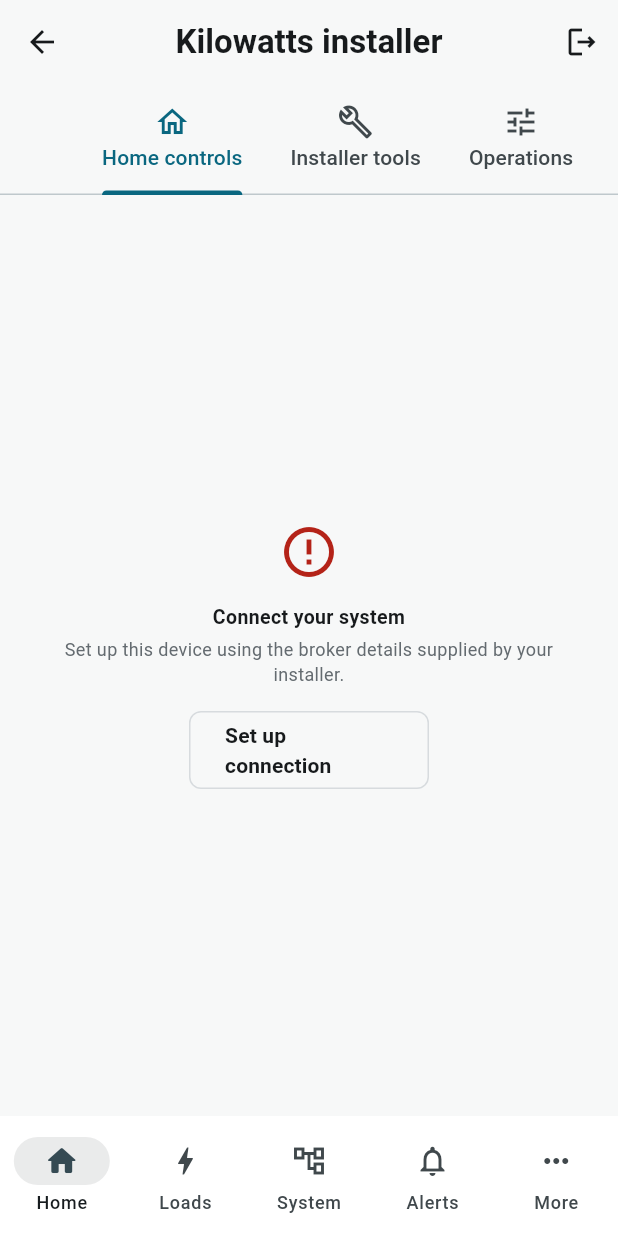
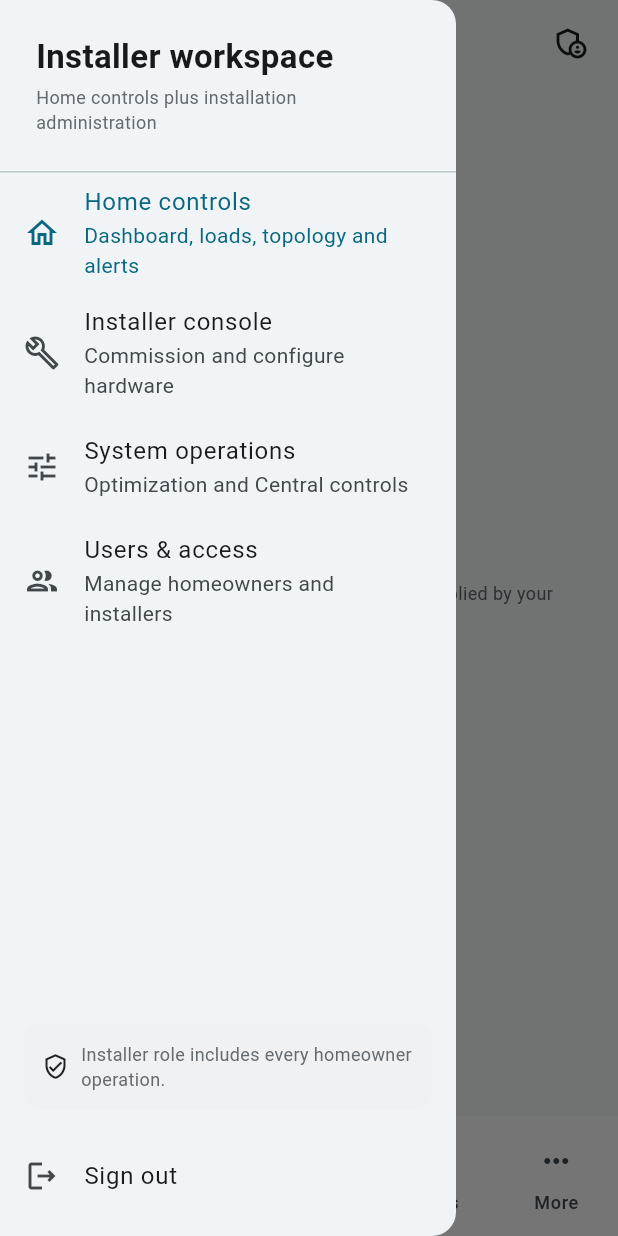
Before and after one commit to SilasChalwe/kilowatts-mobile, a Flutter app: the InstallerRoleShell screen opened directly, with the side drawer open (before the commit the screen has no drawer), on a phone screen of 412 x 824 dp. Run offline on Flutter 3.47's test engine with Material 3 defaults, Android fonts, the phone set to English and light mode, and no system bars; our stand-ins replace cloud_firestore, firebase_auth, firebase_core, flutter_secure_storage, shared_preferences; missing offline and left inert: mqtt_client; accounts and stored records are empty.

Commit message:
Replace nested installer tabs with focused admin navigation

```diff
--- a/lib/features/admin/screens/installer_role_shell.dart
+++ b/lib/features/admin/screens/installer_role_shell.dart
@@ -1,50 +1,171 @@
 import 'package:flutter/material.dart';
 
 import '../../../core/app_state/app_state_scope.dart';
+import '../../../core/theme/app_colors.dart';
+import '../../../core/theme/app_spacing.dart';
+import '../../../core/theme/app_text_styles.dart';
 import '../../shell/screens/main_shell.dart';
 import 'installer_operations_screen.dart';
 import 'installer_portal_screen.dart';
 import 'installer_users_screen.dart';
 
-/// Installer/admin experience is a superset of the homeowner product. The
-/// first tab is the exact homeowner shell; the remaining tabs add hardware
-/// commissioning, Central operations and account administration.
+/// Installer/admin is a superset role, but the homeowner product remains the
+/// primary daily-use surface. Installer work opens as focused full-screen
+/// workspaces instead of nesting tab navigation around the homeowner shell.
 class InstallerRoleShell extends StatelessWidget {
   const InstallerRoleShell({super.key});
 
+  void _open(BuildContext context, Widget screen) {
+    Navigator.of(context).push(MaterialPageRoute(builder: (_) => screen));
+  }
+
   @override
   Widget build(BuildContext context) {
-    return DefaultTabController(
-      length: 4,
-      child: Scaffold(
+    return Scaffold(
       appBar: AppBar(
-          title: const Text('Kilowatts installer'),
+        titleSpacing: AppSpacing.md,
+        title: const Column(
+          crossAxisAlignment: CrossAxisAlignment.start,
+          children: [
+            Text('Kilowatts', style: AppTextStyles.label),
+            Text('Installer access', style: AppTextStyles.caption),
+          ],
+        ),
         actions: [
-            IconButton(
-              tooltip: 'Sign out',
-              onPressed: () => AppStateScope.of(context).signOut(),
-              icon: const Icon(Icons.logout_outlined),
+          PopupMenuButton<_InstallerAction>(
+            tooltip: 'Installer actions',
+            icon: const Icon(Icons.admin_panel_settings_outlined),
+            onSelected: (action) {
+              switch (action) {
+                case _InstallerAction.console:
+                  _open(context, const InstallerPortalScreen());
+                case _InstallerAction.operations:
+                  _open(context, const InstallerOperationsScreen());
+                case _InstallerAction.users:
+                  _open(context, const InstallerUsersScreen());
+              }
+            },
+            itemBuilder: (context) => const [
+              PopupMenuItem(
+                value: _InstallerAction.console,
+                child: ListTile(
+                  contentPadding: EdgeInsets.zero,
+                  leading: Icon(Icons.build_outlined),
+                  title: Text('Installer console'),
+                  subtitle: Text('Nodes, loads, battery and MQTT'),
+                ),
+              ),
+              PopupMenuItem(
+                value: _InstallerAction.operations,
+                child: ListTile(
+                  contentPadding: EdgeInsets.zero,
+                  leading: Icon(Icons.tune_outlined),
+                  title: Text('System operations'),
+                  subtitle: Text('Run optimization and runtime controls'),
+                ),
+              ),
+              PopupMenuItem(
+                value: _InstallerAction.users,
+                child: ListTile(
+                  contentPadding: EdgeInsets.zero,
+                  leading: Icon(Icons.group_outlined),
+                  title: Text('Users & access'),
+                  subtitle: Text('Homeowners and installer roles'),
+                ),
               ),
             ],
-          bottom: const TabBar(
-            isScrollable: true,
-            tabs: [
-              Tab(icon: Icon(Icons.home_outlined), text: 'Home controls'),
-              Tab(icon: Icon(Icons.build_outlined), text: 'Installer tools'),
-              Tab(icon: Icon(Icons.tune_outlined), text: 'Operations'),
-              Tab(icon: Icon(Icons.group_outlined), text: 'Users'),
+          ),
+          const SizedBox(width: AppSpacing.xs),
+        ],
+      ),
+      drawer: Drawer(
+        child: SafeArea(
+          child: Column(
+            crossAxisAlignment: CrossAxisAlignment.start,
+            children: [
+              const Padding(
+                padding: EdgeInsets.all(AppSpacing.lg),
+                child: Column(
+                  crossAxisAlignment: CrossAxisAlignment.start,
+                  children: [
+                    Text('Installer workspace', style: AppTextStyles.title),
+                    SizedBox(height: 4),
+                    Text(
+                      'Home controls plus installation administration',
+                      style: AppTextStyles.caption,
+                    ),
                   ],
                 ),
               ),
-        body: const TabBarView(
+              const Divider(height: 1),
+              ListTile(
+                leading: const Icon(Icons.home_outlined),
+                title: const Text('Home controls'),
+                subtitle: const Text('Dashboard, loads, topology and alerts'),
+                selected: true,
+                onTap: () => Navigator.of(context).pop(),
+              ),
+              ListTile(
+                leading: const Icon(Icons.build_outlined),
+                title: const Text('Installer console'),
+                subtitle: const Text('Commission and configure hardware'),
+                onTap: () {
+                  Navigator.of(context).pop();
+                  _open(context, const InstallerPortalScreen());
+                },
+              ),
+              ListTile(
+                leading: const Icon(Icons.tune_outlined),
+                title: const Text('System operations'),
+                subtitle: const Text('Optimization and Central controls'),
+                onTap: () {
+                  Navigator.of(context).pop();
+                  _open(context, const InstallerOperationsScreen());
+                },
+              ),
+              ListTile(
+                leading: const Icon(Icons.group_outlined),
+                title: const Text('Users & access'),
+                subtitle: const Text('Manage homeowners and installers'),
+                onTap: () {
+                  Navigator.of(context).pop();
+                  _open(context, const InstallerUsersScreen());
+                },
+              ),
+              const Spacer(),
+              Container(
+                margin: const EdgeInsets.all(AppSpacing.md),
+                padding: const EdgeInsets.all(AppSpacing.sm),
+                decoration: BoxDecoration(
+                  color: AppColors.surfaceMuted,
+                  borderRadius: BorderRadius.circular(12),
+                ),
+                child: const Row(
                   children: [
-            MainShell(),
-            InstallerPortalScreen(),
-            InstallerOperationsScreen(),
-            InstallerUsersScreen(),
+                    Icon(Icons.verified_user_outlined, size: 18),
+                    SizedBox(width: AppSpacing.xs),
+                    Expanded(
+                      child: Text(
+                        'Installer role includes every homeowner operation.',
+                        style: AppTextStyles.caption,
+                      ),
+                    ),
                   ],
                 ),
               ),
+              ListTile(
+                leading: const Icon(Icons.logout_outlined),
+                title: const Text('Sign out'),
+                onTap: () => AppStateScope.of(context).signOut(),
+              ),
+              const SizedBox(height: AppSpacing.sm),
+            ],
+          ),
+        ),
+      ),
+      body: const MainShell(),
     );
   }
 }
+
+enum _InstallerAction { console, operations, users }
```
Lines whose indentation alone changed are shown as unchanged.
